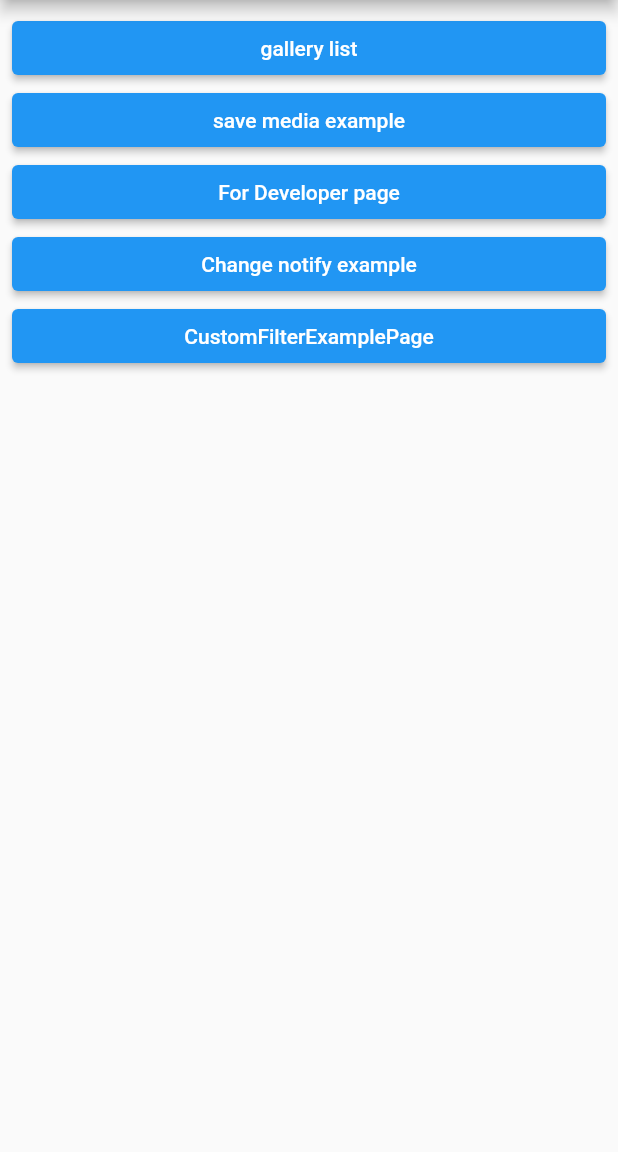
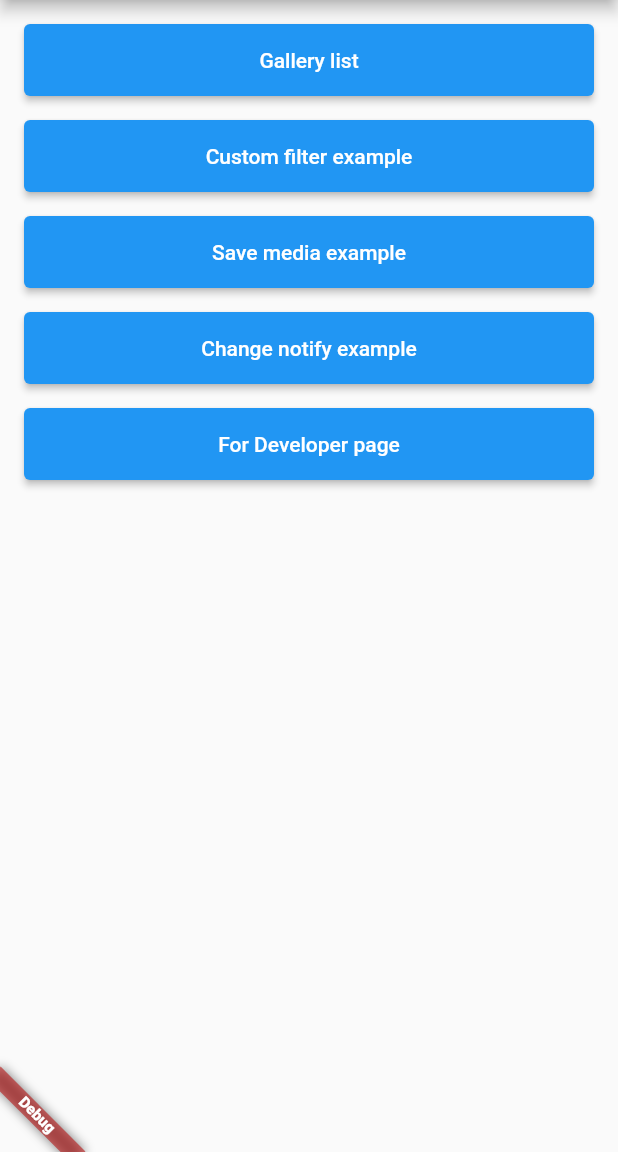
Before and after one commit to fluttercandies/flutter_photo_manager, a Flutter app: the screen it shows after launch, after a tap on "Advanced usages", on a phone screen of 412 x 824 dp, the part 84-1236 px from its top. Run offline on Flutter 3.47's test engine with Material 2 defaults, Android fonts, the phone set to English and light mode, and no system bars; drawn by our look-alikes of oktoast; our stand-ins replace video_player.

Commit message:
🦺 Update example

```diff
--- a/example/lib/main.dart
+++ b/example/lib/main.dart
@@ -36,13 +36,20 @@ class _SimpleExampleApp extends StatelessWidget {
 
   @override
   Widget build(BuildContext context) {
-    return OKToast(
-      child: ChangeNotifierProvider<PhotoProvider>.value(
-        value: provider, // This is for the advanced usages.
-        child: const MaterialApp(
-          title: 'Photo Manager Example',
-          home: _SimpleExamplePage(),
-        ),
+    return ChangeNotifierProvider<PhotoProvider>.value(
+      value: provider, // This is for the advanced usages.
+      child: MaterialApp(
+        title: 'Photo Manager Example',
+        builder: (context, child) {
+          if (child == null) return const SizedBox.shrink();
+          return Banner(
+            child: OKToast(child: child),
+            message: 'Debug',
+            location: BannerLocation.bottomStart,
+          );
+        },
+        home: const _SimpleExamplePage(),
+        debugShowCheckedModeBanner: false,
       ),
     );
   }
--- a/example/lib/page/index_page.dart
+++ b/example/lib/page/index_page.dart
@@ -1,5 +1,6 @@
 import 'package:flutter/material.dart';
 import 'package:photo_manager_example/page/custom_filter_example_page.dart';
+import 'package:photo_manager_example/widget/nav_button.dart';
 
 import 'change_notify_page.dart';
 import 'developer/develop_index_page.dart';
@@ -23,23 +24,17 @@ class _IndexPageState extends State<IndexPage> {
       body: ListView(
         padding: const EdgeInsets.all(8.0),
         children: <Widget>[
-          routePage('gallery list', const NewHomePage()),
-          routePage('save media example', const SaveMediaExample()),
+          routePage('Gallery list', const NewHomePage()),
+          routePage('Custom filter example', const CustomFilterExamplePage()),
+          routePage('Save media example', const SaveMediaExample()),
+          routePage('Change notify example', const ChangeNotifyExample()),
           routePage('For Developer page', const DeveloperIndexPage()),
-          routePage('Change notify example', const ChangeNotifyExample()),
-          routePage('CustomFilterExamplePage', const CustomFilterExamplePage()),
         ],
       ),
     );
   }
 
   Widget routePage(String title, Widget page) {
-    return ElevatedButton(
-      onPressed: () => Navigator.push<void>(
-        context,
-        MaterialPageRoute<void>(builder: (_) => page),
-      ),
-      child: Text(title),
-    );
+    return NavButton(title: title, page: page);
   }
 }
--- /dev/null
+++ b/example/lib/widget/nav_button.dart
@@ -0,0 +1,46 @@
+import 'package:flutter/material.dart';
+
+class NavButton extends StatelessWidget {
+  const NavButton({
+    Key? key,
+    required this.title,
+    required this.page,
+  }) : super(key: key);
+
+  final String title;
+  final Widget page;
+
+  @override
+  Widget build(BuildContext context) {
+    return CustomButton(
+      onPressed: () => Navigator.push<void>(
+        context,
+        MaterialPageRoute<void>(builder: (_) => page),
+      ),
+      title: title,
+    );
+  }
+}
+
+class CustomButton extends StatelessWidget {
+  const CustomButton({
+    Key? key,
+    required this.title,
+    required this.onPressed,
+  }) : super(key: key);
+
+  final String title;
+  final VoidCallback onPressed;
+
+  @override
+  Widget build(BuildContext context) {
+    return Container(
+      padding: const EdgeInsets.all(8.0),
+      height: 64,
+      child: ElevatedButton(
+        onPressed: onPressed,
+        child: Text(title),
+      ),
+    );
+  }
+}
--- a/lib/src/filter/custom/custom_columns.dart
+++ b/lib/src/filter/custom/custom_columns.dart
@@ -182,8 +182,10 @@ class AndroidMediaColumns extends CustomColumns {
   String get bucketId => _getKey('bucket_id');
   String get relativePath => _getKey('relative_path');
 
+  @override
   List<String> getValues() {
     return [
+      ...super.getValues(),
       instanceId,
       compilation,
       discNumber,
@@ -252,8 +254,10 @@ class DarwinColumns extends CustomColumns {
   String get adjustmentFormatIdentifier =>
       _getKey('adjustmentFormatIdentifier');
 
+  @override
   List<String> getValues() {
     return [
+      ...super.getValues(),
       mediaSubtypes,
       sourceType,
       location,
```
Also changed, not shown: example/lib/page/custom_filter/custom_filter_sql_page.dart (+25 -1 lines), example/lib/page/custom_filter/order_by_action.dart (+166 -11 lines), example/lib/page/home_page.dart (+10 -6 lines).
